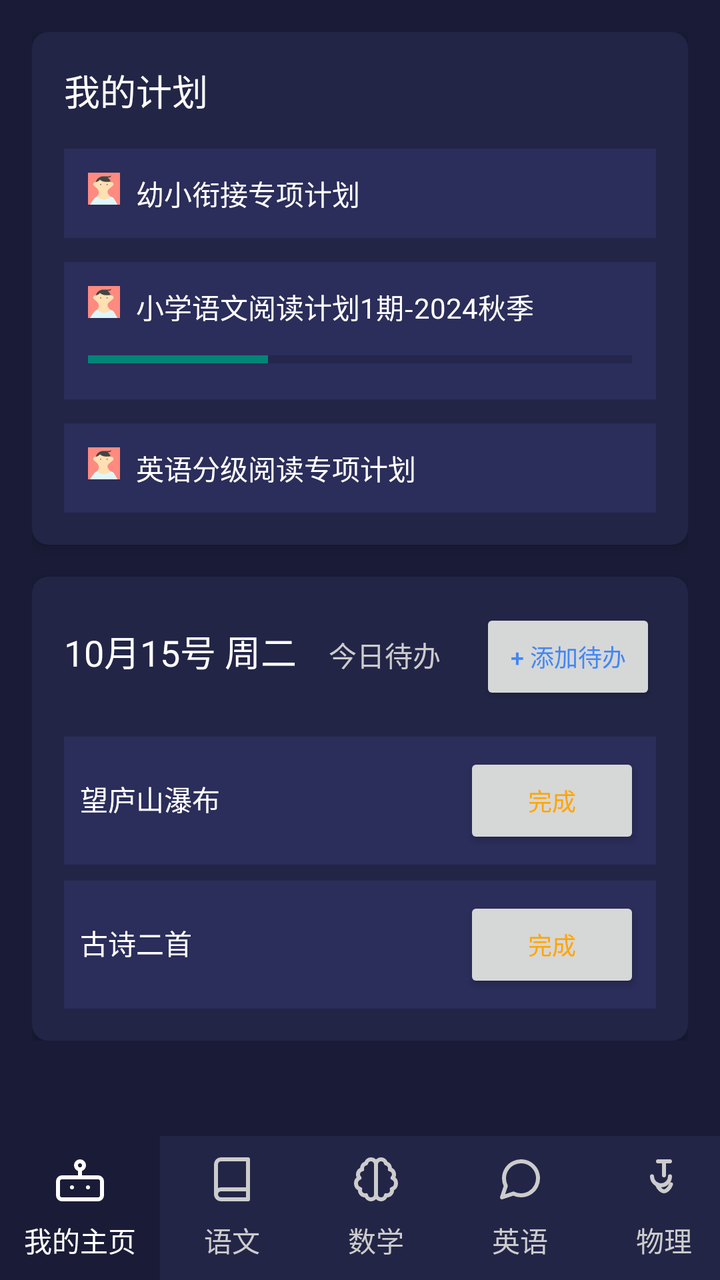
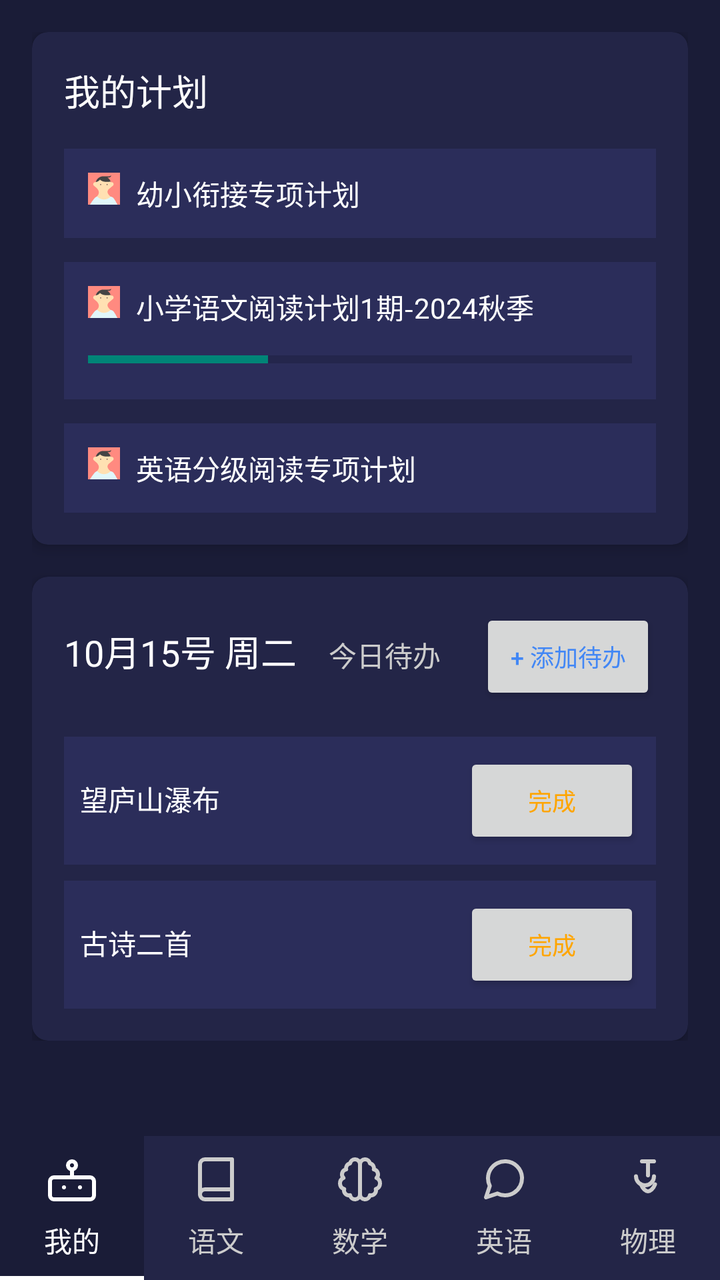

Before-and-after screenshots of an Android layout around one commit, followed by the original layout XML and the change that was made.
<!-- AndroidManifest.xml: activity theme Theme.IMatesApp.FullScreen -->
<!-- res/layout/activity_main.xml -->
<?xml version="1.0" encoding="utf-8"?>
<androidx.constraintlayout.widget.ConstraintLayout
    xmlns:android="http://schemas.android.com/apk/res/android"
    xmlns:app="http://schemas.android.com/apk/res-auto"
    android:layout_width="match_parent"
    android:layout_height="match_parent"
    android:fitsSystemWindows="true"
    android:background="@color/app_dark">

    <com.google.android.material.navigation.NavigationView
        android:id="@+id/nav_view"
        android:layout_width="wrap_content"
        android:layout_height="match_parent"
        android:layout_gravity="start"
        android:fitsSystemWindows="true"
        android:visibility="invisible"
        app:layout_constraintTop_toTopOf="parent"
        app:layout_constraintBottom_toTopOf="@id/bottomNavigation"
        app:layout_constraintStart_toStartOf="parent"
        app:headerLayout="@layout/nav_header_main"
        app:menu="@menu/navigation_drawer" />


    <ScrollView
        android:layout_width="match_parent"
        android:layout_height="0dp"
        app:layout_constraintTop_toTopOf="parent"
        app:layout_constraintBottom_toTopOf="@id/bottomNavigation"
        app:layout_constraintStart_toStartOf="parent"
        app:layout_constraintEnd_toEndOf="parent"
    >

        <LinearLayout
            android:layout_width="match_parent"
            android:layout_height="wrap_content"
            android:orientation="vertical"
            android:padding="16dp">

            
            <androidx.cardview.widget.CardView
                android:layout_width="match_parent"
                android:layout_height="wrap_content"
                android:layout_marginBottom="16dp"
                app:cardBackgroundColor="#232547"
                app:cardCornerRadius="8dp"
                app:cardElevation="4dp">

                <LinearLayout
                    android:layout_width="match_parent"
                    android:layout_height="wrap_content"
                    android:orientation="vertical"
                    android:padding="16dp">

                    <TextView
                        android:layout_width="wrap_content"
                        android:layout_height="wrap_content"
                        android:layout_marginBottom="16dp"
                        android:text="我的计划"
                        android:textColor="#FFFFFF"
                        android:textSize="18sp" />

                    <LinearLayout
                        android:layout_width="match_parent"
                        android:layout_height="wrap_content"
                        android:background="#2b2d5a"
                        android:orientation="horizontal"
                        android:padding="12dp">

                        <ImageView
                            android:layout_width="16dp"
                            android:layout_height="16dp"
                            android:src="@drawable/avatar_1" />

                        <TextView
                            android:layout_width="wrap_content"
                            android:layout_height="wrap_content"
                            android:layout_marginStart="8dp"
                            android:text="幼小衔接专项计划"
                            android:textColor="#FFFFFF"
                            android:textSize="14sp" />

                    </LinearLayout>

                    <LinearLayout
                        android:layout_width="match_parent"
                        android:layout_height="wrap_content"
                        android:layout_marginTop="12dp"
                        android:background="#2b2d5a"
                        android:orientation="vertical"
                        android:padding="12dp">

                        <LinearLayout
                            android:layout_width="match_parent"
                            android:layout_height="wrap_content"
                            android:orientation="horizontal">

                            <ImageView
                                android:layout_width="16dp"
                                android:layout_height="16dp"
                                android:src="@drawable/avatar_1" />

                            <TextView
                                android:layout_width="wrap_content"
                                android:layout_height="wrap_content"
                                android:layout_marginStart="8dp"
                                android:text="小学语文阅读计划1期-2024秋季"
                                android:textColor="#FFFFFF"
                                android:textSize="14sp" />

                        </LinearLayout>

                        <ProgressBar
                            style="?android:attr/progressBarStyleHorizontal"
                            android:layout_width="match_parent"
                            android:layout_height="wrap_content"
                            android:layout_marginTop="8dp"
                            android:progress="33" />

                    </LinearLayout>

                    <LinearLayout
                        android:layout_width="match_parent"
                        android:layout_height="wrap_content"
                        android:layout_marginTop="12dp"
                        android:background="#2b2d5a"
                        android:orientation="horizontal"
                        android:padding="12dp">

                        <ImageView
                            android:layout_width="16dp"
                            android:layout_height="16dp"
                            android:src="@drawable/avatar_1" />

                        <TextView
                            android:layout_width="wrap_content"
                            android:layout_height="wrap_content"
                            android:layout_marginStart="8dp"
                            android:text="英语分级阅读专项计划"
                            android:textColor="#FFFFFF"
                            android:textSize="14sp" />

                    </LinearLayout>

                </LinearLayout>

            </androidx.cardview.widget.CardView>

            
            <androidx.cardview.widget.CardView
                android:layout_width="match_parent"
                android:layout_height="wrap_content"
                app:cardBackgroundColor="#232547"
                app:cardCornerRadius="8dp"
                app:cardElevation="4dp">

                <LinearLayout
                    android:layout_width="match_parent"
                    android:layout_height="wrap_content"
                    android:orientation="vertical"
                    android:padding="16dp">

                    <LinearLayout
                        android:layout_width="match_parent"
                        android:layout_height="wrap_content"
                        android:orientation="horizontal">

                        <TextView
                            android:layout_width="wrap_content"
                            android:layout_height="wrap_content"
                            android:text="10月15号 周二"
                            android:textColor="#FFFFFF"
                            android:textSize="18sp" />

                        <TextView
                            android:layout_width="wrap_content"
                            android:layout_height="wrap_content"
                            android:layout_marginStart="16dp"
                            android:text="今日待办"
                            android:textColor="#CCCCCC"
                            android:textSize="14sp" />

                        <View
                            android:layout_width="0dp"
                            android:layout_height="0dp"
                            android:layout_weight="1" />

                        <Button
                            android:layout_width="wrap_content"
                            android:layout_height="wrap_content"
                            android:text="+ 添加待办"
                            android:textColor="#4287f5"
                            android:textSize="12sp"
                            app:backgroundTint="#232547" />

                    </LinearLayout>

                    <LinearLayout
                        android:layout_width="match_parent"
                        android:layout_height="wrap_content"
                        android:layout_marginTop="16dp"
                        android:background="#2b2d5a"
                        android:orientation="horizontal"
                        android:padding="8dp">

                        <TextView
                            android:layout_width="0dp"
                            android:layout_height="wrap_content"
                            android:layout_weight="1"
                            android:text="望庐山瀑布"
                            android:textColor="#FFFFFF"
                            android:textSize="14sp" />

                        <Button
                            android:layout_width="wrap_content"
                            android:layout_height="wrap_content"
                            android:text="完成"
                            android:textColor="#FFA500"
                            android:textSize="12sp"
                            app:backgroundTint="#33FFA500" />

                    </LinearLayout>

                    <LinearLayout
                        android:layout_width="match_parent"
                        android:layout_height="wrap_content"
                        android:layout_marginTop="8dp"
                        android:background="#2b2d5a"
                        android:orientation="horizontal"
                        android:padding="8dp">

                        <TextView
                            android:layout_width="0dp"
                            android:layout_height="wrap_content"
                            android:layout_weight="1"
                            android:text="古诗二首"
                            android:textColor="#FFFFFF"
                            android:textSize="14sp" />

                        <Button
                            android:layout_width="wrap_content"
                            android:layout_height="wrap_content"
                            android:text="完成"
                            android:textColor="#FFA500"
                            android:textSize="12sp"
                            app:backgroundTint="#33FFA500" />

                    </LinearLayout>

                </LinearLayout>

            </androidx.cardview.widget.CardView>

        </LinearLayout>

    </ScrollView>


    <HorizontalScrollView
        android:id="@+id/bottomNavigation"
        android:layout_width="match_parent"
        android:layout_height="wrap_content"
        android:background="@color/app_dark"
        android:scrollbars="none"
        app:layout_constraintBottom_toBottomOf="parent">

        <com.google.android.material.tabs.TabLayout
            android:id="@+id/tabLayout"
            android:layout_width="wrap_content"
            android:layout_height="wrap_content"
            app:tabGravity="center"
            app:tabIndicatorHeight="0dp"
            app:tabMode="scrollable"
            app:tabIconTint="@color/tab_text_selector"
            app:tabRippleColor="@android:color/transparent"
            app:tabBackground="@color/tab_background_selector"
            app:tabTextColor="@color/tab_text_selector">

            <com.google.android.material.tabs.TabItem
                android:layout_width="wrap_content"
                android:layout_height="wrap_content"
                android:icon="@drawable/ic_robot"
                android:text="我的主页" />

            <com.google.android.material.tabs.TabItem
                android:layout_width="wrap_content"
                android:layout_height="wrap_content"
                android:icon="@drawable/ic_literature"
                android:text="语文" />

            <com.google.android.material.tabs.TabItem
                android:layout_width="wrap_content"
                android:layout_height="wrap_content"
                android:icon="@drawable/ic_math"
                android:text="数学" />

            <com.google.android.material.tabs.TabItem
                android:layout_width="wrap_content"
                android:layout_height="wrap_content"
                android:icon="@drawable/ic_message_circle"
                android:text="英语" />

            <com.google.android.material.tabs.TabItem
                android:layout_width="wrap_content"
                android:layout_height="wrap_content"
                android:icon="@drawable/ic_flask"
                android:text="物理" />

            <com.google.android.material.tabs.TabItem
                android:layout_width="wrap_content"
                android:layout_height="wrap_content"
                android:icon="@drawable/ic_laptop"
                android:text="化学" />

            <com.google.android.material.tabs.TabItem
                android:layout_width="wrap_content"
                android:layout_height="wrap_content"
                android:icon="@drawable/ic_biology"
                android:text="生物" />

        </com.google.android.material.tabs.TabLayout>

    </HorizontalScrollView>

</androidx.constraintlayout.widget.ConstraintLayout>
<!-- res/layout/nav_header_main.xml (included above) -->
<?xml version="1.0" encoding="utf-8"?>
<LinearLayout xmlns:android="http://schemas.android.com/apk/res/android"
    xmlns:app="http://schemas.android.com/apk/res-auto"
    android:layout_width="match_parent"
    android:layout_height="176dp"
    android:background="@drawable/side_nav_bar"
    android:gravity="bottom"
    android:orientation="vertical"
    android:padding="16dp">

    <ImageView
        android:id="@+id/imageView"
        android:layout_width="wrap_content"
        android:layout_height="wrap_content"
        android:contentDescription="@string/nav_header_desc"
        android:paddingTop="8dp"
        app:srcCompat="@mipmap/ic_launcher_round" />

    <TextView
        android:layout_width="match_parent"
        android:layout_height="wrap_content"
        android:paddingTop="8dp"
        android:text="@string/nav_header_title" />

    <TextView
        android:id="@+id/textView"
        android:layout_width="wrap_content"
        android:layout_height="wrap_content"
        android:text="@string/nav_header_subtitle" />
</LinearLayout>
<!-- resources referenced by this layout -->
<resources>
  <color name="app_dark">#1a1c37</color>
  <!-- drawable ic_biology (drawable) -->
  <vector xmlns:android="http://schemas.android.com/apk/res/android"
      android:width="24dp"
      android:height="24dp"
      android:viewportWidth="24"
      android:viewportHeight="24">
      
      <path
          android:fillColor="#00000000"
      android:strokeColor="#66BB6A"
      android:strokeWidth="1.5"
      android:pathData="M7,8 C7,8 10,3 14,8 S17,13 14,18 S10,23 7,18 S3,13 7,8 Z" />
      
      <path
          android:fillColor="#00000000"
      android:strokeColor="#66BB6A"
      android:strokeWidth="1.5"
      android:pathData="M17,8 C17,8 14,3 10,8 S7,13 10,18 S14,23 17,18 S21,13 17,8 Z" />
  </vector>
  <!-- drawable ic_laptop (drawable) -->
  <vector xmlns:android="http://schemas.android.com/apk/res/android"
      android:width="24dp"
      android:height="24dp"
      android:viewportWidth="24"
      android:viewportHeight="24">
      <path
          android:pathData="M20,16V7a2,2 0,0 0,-2 -2H6a2,2 0,0 0,-2 2v9m16,0H4m16,0 l1.28,2.55a1,1 0,0 1,-0.9 1.45H3.62a1,1 0,0 1,-0.9 -1.45L4,16"
          android:strokeLineJoin="round"
          android:strokeWidth="2"
          android:fillColor="#00000000"
          android:strokeColor="#000000"
          android:strokeLineCap="round"/>
  </vector>
  <!-- drawable ic_literature (drawable) -->
  <vector xmlns:android="http://schemas.android.com/apk/res/android"
      android:width="24dp"
      android:height="24dp"
      android:viewportWidth="24"
      android:viewportHeight="24">
      <path
          android:pathData="M4,19.5A2.5,2.5 0,0 1,6.5 17H20"
          android:strokeLineJoin="round"
          android:strokeWidth="2"
          android:fillColor="#00000000"
          android:strokeColor="#000000"
          android:strokeLineCap="round"/>
      <path
          android:pathData="M6.5,2H20v20H6.5A2.5,2.5 0,0 1,4 19.5v-15A2.5,2.5 0,0 1,6.5 2z"
          android:strokeLineJoin="round"
          android:strokeWidth="2"
          android:fillColor="#00000000"
          android:strokeColor="#000000"
          android:strokeLineCap="round"/>
  </vector>
  <!-- drawable ic_message_circle (drawable) -->
  <vector xmlns:android="http://schemas.android.com/apk/res/android"
      android:width="24dp"
      android:height="24dp"
      android:viewportWidth="24"
      android:viewportHeight="24">
      <path
          android:pathData="M21,11.5a8.38,8.38 0,0 1,-0.9 3.8,8.5 8.5,0 0,1 -7.6,4.7 8.38,8.38 0,0 1,-3.8 -0.9L3,21l1.9,-5.7a8.38,8.38 0,0 1,-0.9 -3.8,8.5 8.5,0 0,1 4.7,-7.6 8.38,8.38 0,0 1,3.8 -0.9h0.5a8.48,8.48 0,0 1,8 8v0.5z"
          android:strokeLineJoin="round"
          android:strokeWidth="2"
          android:fillColor="#00000000"
          android:strokeColor="#000000"
          android:strokeLineCap="round"/>
  </vector>
  <!-- drawable side_nav_bar (drawable) -->
  <shape xmlns:android="http://schemas.android.com/apk/res/android"
      android:shape="rectangle">
      <gradient
          android:angle="135"
          android:centerColor="#009688"
          android:endColor="#00695C"
          android:startColor="#4DB6AC"
          android:type="linear" />
  </shape>
  <!-- mipmap ic_launcher_round (mipmap-anydpi-v26) -->
  <?xml version="1.0" encoding="utf-8"?>
  <adaptive-icon xmlns:android="http://schemas.android.com/apk/res/android">
      <background android:drawable="@drawable/ic_launcher_background"/>
      <foreground android:drawable="@mipmap/ic_launcher_foreground"/>
  </adaptive-icon>
  <string name="nav_header_desc">Navigation header</string>
  <string name="nav_header_subtitle">android.studio@android.com</string>
  <string name="nav_header_title">Android Studio</string>
  <style name="Theme.IMatesApp.FullScreen" parent="Theme.AppCompat.Light.NoActionBar">
          
          <item name="android:windowFullscreen">true</item>
          
          <item name="android:windowTranslucentStatus">true</item>
          
          <item name="android:windowTranslucentNavigation">true</item>
      </style>
  <!-- unchanged entries left out for length: 5 -->
</resources>

<!-- the commit's change to res/layout/activity_main.xml (unified diff, before → after) -->
@@ -268,7 +268,9 @@
             android:layout_width="wrap_content"
             android:layout_height="wrap_content"
             app:tabGravity="center"
-            app:tabIndicatorHeight="0dp"
+            app:tabIndicatorFullWidth="true"
+            app:tabIndicatorColor="@android:color/white"
+            app:tabIndicatorHeight="2dp"
             app:tabMode="scrollable"
             app:tabIconTint="@color/tab_text_selector"
             app:tabRippleColor="@android:color/transparent"
@@ -279,7 +281,7 @@
                 android:layout_width="wrap_content"
                 android:layout_height="wrap_content"
                 android:icon="@drawable/ic_robot"
-                android:text="我的主页" />
+                android:text="我的" />
 
             <com.google.android.material.tabs.TabItem
                 android:layout_width="wrap_content"
